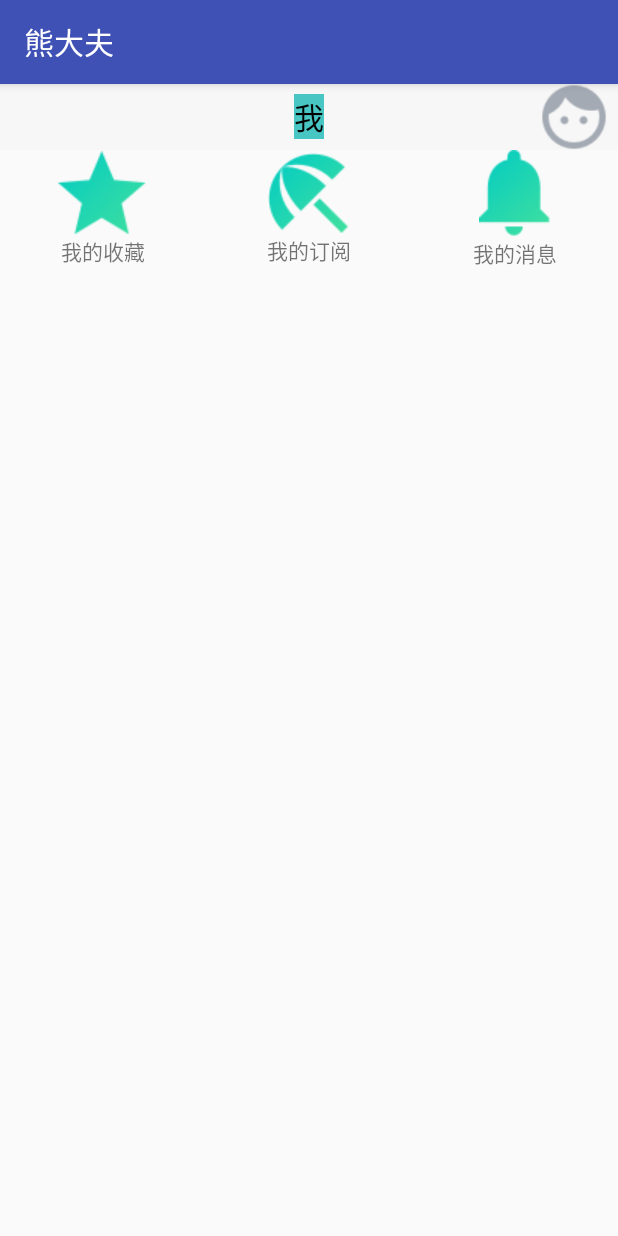
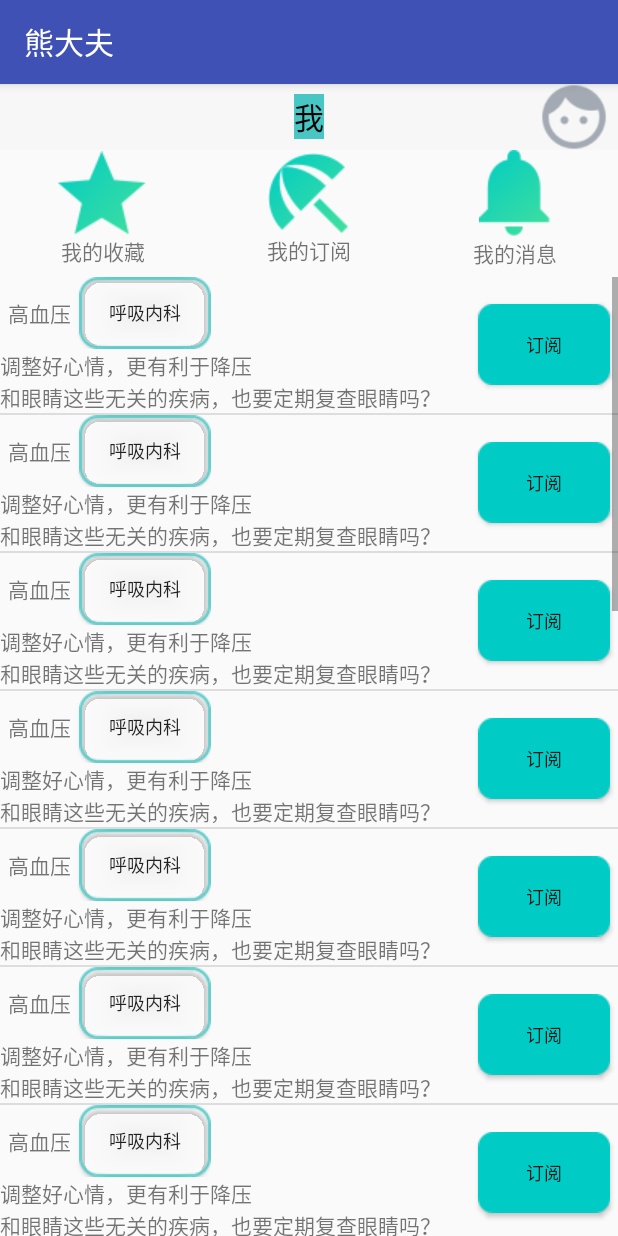
Before and after one commit to sdhfdz/DoctorBear, an Android app: the fragment MeFragment shown on its own in the app's theme, on a phone screen of 412 x 824 dp. Run offline under Robolectric (Android 15) with nearby library versions, the phone set to English and light mode, and no system bars.

Commit message:
我的界面完成4待优化

```diff
--- a/app/src/main/java/com/jinke/doctorbear/Fragment/MeFragment.java
+++ b/app/src/main/java/com/jinke/doctorbear/Fragment/MeFragment.java
@@ -5,6 +5,8 @@ import android.support.v4.app.Fragment;
 import android.view.LayoutInflater;
 import android.view.View;
 import android.view.ViewGroup;
+import android.widget.BaseAdapter;
+import android.widget.ListView;
 
 import com.jinke.doctorbear.R;
 
@@ -14,12 +16,53 @@ import com.jinke.doctorbear.R;
 
 public class MeFragment extends Fragment {
 
+	private ListView fg_me_lv;
+
 	@Override
 	public View onCreateView(LayoutInflater inflater, ViewGroup container,
 			Bundle savedInstanceState) {
 
 		View view = inflater.inflate(R.layout.fg_me, container, false);
+		init(view);
 		return view;
+	}
+	public void init(View view){
+		fg_me_lv = (ListView) view.findViewById(R.id.fg_me_lv);
+		fg_me_lv.setAdapter(new MyBaseAdapter());
+	}
+	class MyBaseAdapter extends BaseAdapter{
+
+		@Override
+		public int getCount() {
+			return 20;
+		}
+
+		@Override
+		public Object getItem(int position) {
+			return null;
+		}
+
+		@Override
+		public long getItemId(int position) {
+			return 0;
+		}
+
+		@Override
+		public boolean hasStableIds() {
+			return super.hasStableIds();
+		}
+
+		@Override
+		public View getView(int position, View convertView, ViewGroup parent) {
+			View view=null;
+			if (convertView==null){
+				view=View.inflate(getContext(),R.layout.fg_me_listitem,null);
+
+			}else{
+				view=convertView;
+			}
+			return view;
+		}
 	}
 
 }
--- a/app/src/main/res/layout/fg_me.xml
+++ b/app/src/main/res/layout/fg_me.xml
@@ -79,6 +79,8 @@
 
     </LinearLayout>
     <ListView
+        android:id="@+id/fg_me_lv"
+        android:layout_marginTop="5dp"
         android:dividerHeight="1dp"
         android:divider="#4c979797"
         android:layout_width="match_parent"
--- a/app/src/main/res/layout/fg_me_listitem.xml
+++ b/app/src/main/res/layout/fg_me_listitem.xml
@@ -1,11 +1,61 @@
 <?xml version="1.0" encoding="utf-8"?>
-<LinearLayout xmlns:android="http://schemas.android.com/apk/res/android"
-    android:orientation="vertical" android:layout_width="match_parent"
+<RelativeLayout xmlns:android="http://schemas.android.com/apk/res/android"
+    android:orientation="vertical"
+    android:layout_width="match_parent"
     android:layout_height="match_parent">
-    <RelativeLayout
+
+    <LinearLayout
+        android:orientation="vertical"
         android:layout_width="wrap_content"
-        android:layout_height="wrap_content" >
+        android:layout_height="match_parent">
+        <RelativeLayout
+            android:layout_width="wrap_content"
+            android:layout_height="wrap_content">
+            <TextView
+                android:id="@+id/fg_me_illness_name"
+                android:layout_marginTop="5dp"
+                android:layout_marginLeft="5dp"
+                android:layout_width="wrap_content"
+                android:layout_height="wrap_content"
+                android:layout_centerVertical="true"
+                android:text="高血压"/>
+            <Button
+                android:layout_toRightOf="@id/fg_me_illness_name"
+                android:layout_marginLeft="5dp"
+                android:text="呼吸内科"
+                android:textSize="12sp"
+                android:background="@drawable/fg_me_type"
+                android:layout_width="wrap_content"
+                android:layout_height="wrap_content"/>
 
-    </RelativeLayout>
 
-</LinearLayout>
+
+        </RelativeLayout>
+        <TextView
+            android:layout_width="wrap_content"
+            android:layout_height="wrap_content"
+            android:text="调整好心情，更有利于降压"/>
+        <TextView
+            android:layout_width="wrap_content"
+            android:layout_height="wrap_content"
+            android:text="和眼睛这些无关的疾病，也要定期复查眼睛吗？"/>
+
+    </LinearLayout>
+
+    <Button
+        android:layout_alignParentRight="true"
+        android:layout_centerVertical="true"
+        android:layout_marginRight="5dp"
+        android:background="@drawable/fg_me_subscribe"
+        android:layout_width="wrap_content"
+        android:layout_height="wrap_content"
+        android:textSize="12sp"
+        android:padding="1dp"
+        android:text="订阅"/>
+
+
+
+
+
+
+</RelativeLayout>
```
Also changed, not shown: app/src/main/res/drawable/artical_category_take_bg.png (added), app/src/main/res/drawable/fg_me_subscribe.9.png (added), app/src/main/res/drawable/fg_me_type.9.png (added).
